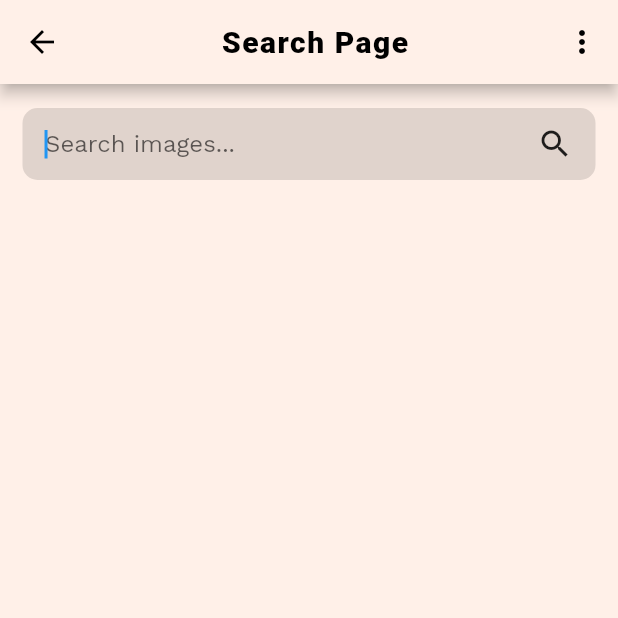
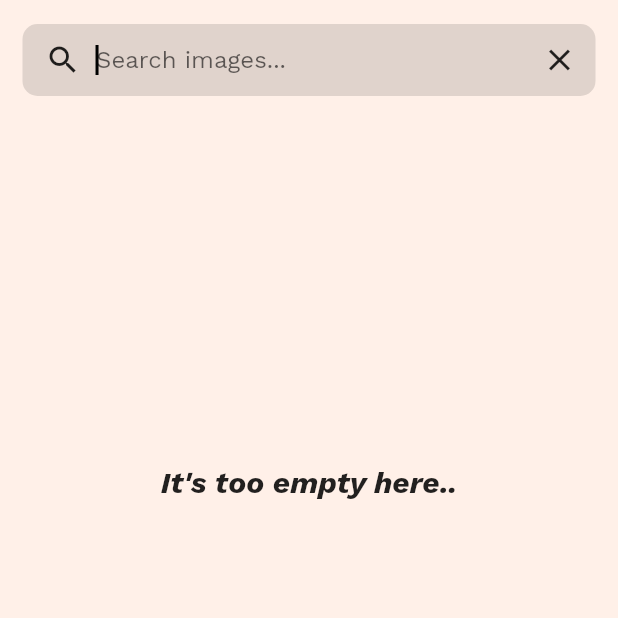
Before and after one commit to Yash-Garg/FlutSplash, a Flutter app: the SearchScreen screen opened directly, on a phone screen of 412 x 824 dp, the top half of it. Run offline on Flutter 3.47's test engine with Material 2 defaults, Android fonts, the light colour scheme and no system bars; our stand-ins replace dio, font_awesome_flutter, freezed_annotation, get, google_fonts, open_file and 4 more; network calls fail.

Commit message:
Add searchBar implementation fully

```diff
--- a/lib/screens/search_screen.dart
+++ b/lib/screens/search_screen.dart
@@ -2,7 +2,7 @@ import 'package:dio/dio.dart';
 import 'package:flutsplash/helpers/keys.dart';
 import 'package:flutsplash/main.dart';
 import 'package:flutter/material.dart';
-import 'package:google_fonts/google_fonts.dart';
+import 'package:flutter_staggered_grid_view/flutter_staggered_grid_view.dart';
 
 class SearchScreen extends StatefulWidget {
   @override
@@ -11,40 +11,131 @@ class SearchScreen extends StatefulWidget {
 
 class _SearchScreenState extends State<SearchScreen> {
   String accessKey = Keys.UNSPLASH_API_CLIENT_ID;
-  TextEditingController searchController = new TextEditingController();
+  late TextEditingController searchController;
+  var searchResults;
+  bool isSubmitted = false;
   Dio dio = new Dio();
-  var searchResults;
 
   Future _getSearchResults(String query) async {
     String searchURL =
-        "https://api.unsplash.com/search/photos?query=$query&client_id=$accessKey";
+        "https://api.unsplash.com/search/photos?query=$query&client_id=$accessKey&per_page=20";
     var response = await dio.get(searchURL);
     Map<String, dynamic> searchData = response.data;
     return searchData;
   }
 
+  @override
+  void initState() {
+    super.initState();
+    searchController = TextEditingController();
+  }
+
+  @override
+  void dispose() {
+    searchController.dispose();
+    super.dispose();
+  }
+
   Widget _buildSearchBar() {
-    return Container(
+    return Column(
+      children: [
+        Container(
           decoration: BoxDecoration(
             color: Colors.black12,
             borderRadius: BorderRadius.circular(10),
           ),
           margin: EdgeInsets.symmetric(horizontal: 15),
-      padding: EdgeInsets.symmetric(horizontal: 15),
+          padding: EdgeInsets.only(left: 15),
           child: Row(
             children: <Widget>[
+              Padding(
+                padding: EdgeInsets.only(right: 10),
+                child: Icon(Icons.search),
+              ),
               Expanded(
                 child: TextField(
+                  cursorColor: Colors.black,
+                  cursorHeight: 20,
                   autofocus: true,
+                  enableSuggestions: true,
                   controller: searchController,
                   decoration: InputDecoration(
                     hintText: "Search images...",
                     border: InputBorder.none,
                   ),
+                  onSubmitted: (value) async {
+                    searchResults = await _getSearchResults(value);
+                    setState(() {
+                      isSubmitted = true;
+                    });
+                  },
                 ),
               ),
-          InkWell(onTap: () {}, child: Container(child: Icon(Icons.search)))
+              IconButton(
+                icon: Icon(Icons.close),
+                onPressed: () {
+                  setState(() {
+                    isSubmitted = false;
+                    searchController.clear();
+                  });
+                  ;
+                },
+              ),
             ],
+          ),
+        ),
+        Padding(
+          padding: EdgeInsets.all(10),
+          child: isSubmitted
+              ? _buildSearchResultList()
+              : Container(
+                  height: MediaQuery.of(context).size.height * 0.6,
+                  child: Align(
+                    alignment: Alignment.center,
+                    child: Text(
+                      "It's too empty here..",
+                      style: TextStyle(
+                        fontSize: 20,
+                        fontWeight: FontWeight.bold,
+                        fontStyle: FontStyle.italic,
+                      ),
+                    ),
+                  ),
+                ),
+        ),
+      ],
+    );
+  }
+
+  Widget _buildSearchResultList() {
+    var data = searchResults["results"];
+    return Container(
+      child: SingleChildScrollView(
+        scrollDirection: Axis.vertical,
+        child: StaggeredGridView.countBuilder(
+          physics: ScrollPhysics(),
+          itemBuilder: (BuildContext context, int index) {
+            return Container(
+              height: MediaQuery.of(context).size.height * 0.75,
+              width: MediaQuery.of(context).size.width * 0.50,
+              margin: EdgeInsets.all(8),
+              decoration: BoxDecoration(
+                image: DecorationImage(
+                  image: NetworkImage("${data[index]['urls']['small']}"),
+                  fit: BoxFit.cover,
+                ),
+                borderRadius: BorderRadius.circular(5),
+              ),
+            );
+          },
+          staggeredTileBuilder: (int index) =>
+              new StaggeredTile.count(2, index.isEven ? 3 : 1.5),
+          shrinkWrap: true,
+          itemCount: data.length,
+          mainAxisSpacing: 2.0,
+          crossAxisSpacing: 2.0,
+          crossAxisCount: 4,
+        ),
       ),
     );
   }
@@ -53,23 +144,8 @@ class _SearchScreenState extends State<SearchScreen> {
   Widget build(BuildContext context) {
     return Scaffold(
       backgroundColor: accentClr,
-      appBar: AppBar(
-        title: Center(
-          child: Text(
-            "Search Page",
-            style: TextStyle(
-              fontWeight: FontWeight.w900,
-              fontSize: 20,
-              color: Colors.black,
-              fontFamily: GoogleFonts.paytoneOne().fontFamily,
-              letterSpacing: 1,
-            ),
-          ),
-        ),
-        iconTheme: IconThemeData(color: Colors.black),
-        actions: [IconButton(icon: Icon(Icons.more_vert), onPressed: () {})],
-      ),
-      body: SingleChildScrollView(
+      body: SafeArea(
+        child: SingleChildScrollView(
           child: Container(
             child: Column(
               children: [
@@ -80,6 +156,7 @@ class _SearchScreenState extends State<SearchScreen> {
             ),
           ),
         ),
+      ),
     );
   }
 }
--- a/pubspec.yaml
+++ b/pubspec.yaml
@@ -15,6 +15,7 @@ dependencies:
   permission_handler: ^6.1.1
   open_file: ^3.1.0
   sn_progress_dialog: ^1.0.0-nullsafety.0
+  flutter_staggered_grid_view: ^0.4.0
   freezed_annotation:
   share: ^2.0.1
   shimmer: ^2.0.0-nullsafety.0
```
Also changed, not shown: pubspec.lock. Lines whose indentation alone changed are shown as unchanged.
